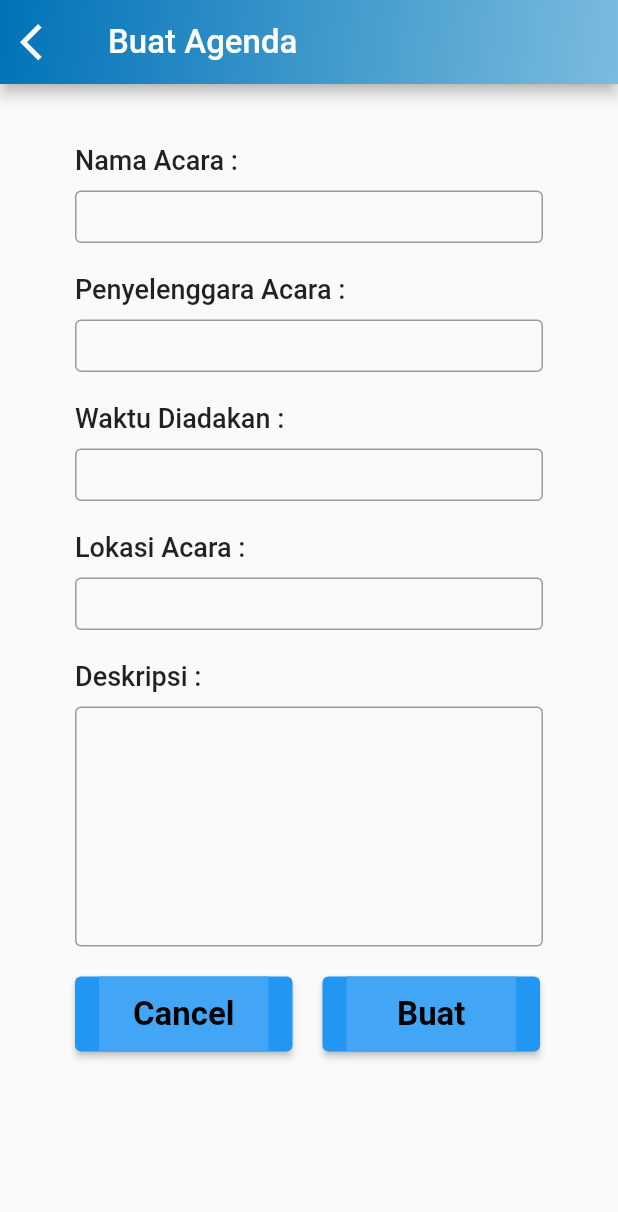
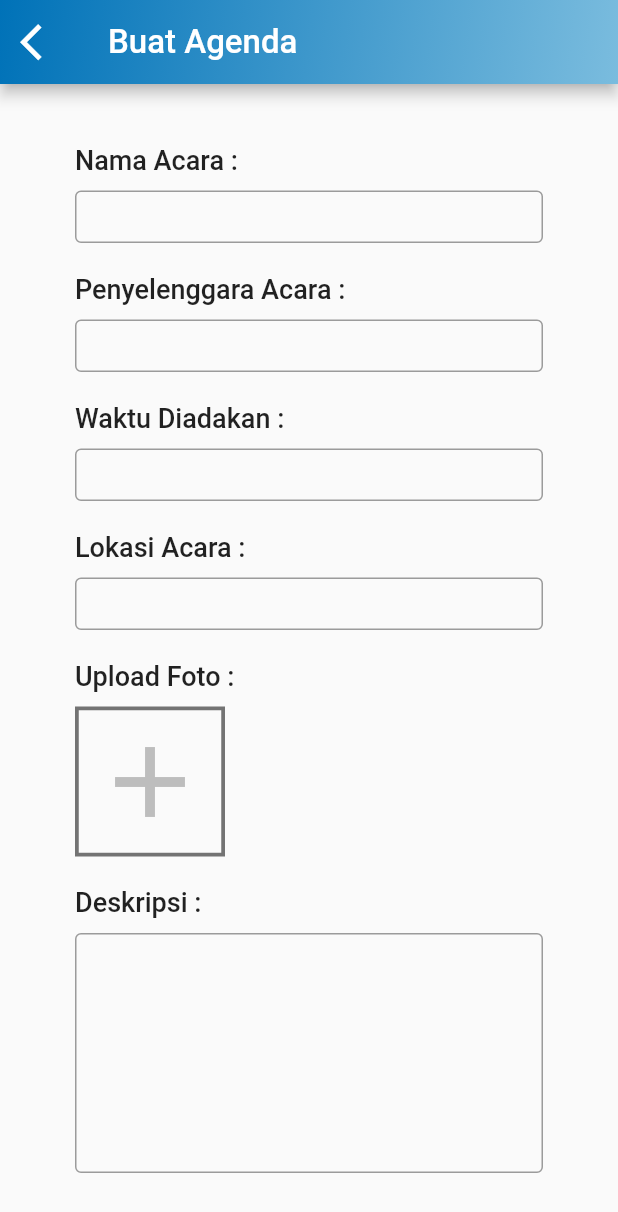
Before and after one commit to hnsfhrzi/cesc, a Flutter app: the BuatAgenda screen opened directly, on a phone screen of 412 x 824 dp. Shown: the top 1212 px of the screen. Run offline on Flutter 3.47's test engine with Material 2 defaults, Android fonts, the phone set to English and light mode, and no system bars; our stand-ins replace cloud_firestore, firebase_auth, firebase_core, firebase_storage, table_calendar; missing offline and left inert: cloud_firestore_web, firebase_auth_web, firebase_core_web, firebase_storage_web, image_picker_for_web; accounts and stored records are empty; network calls fail.

```diff
--- a/lib/generated_plugin_registrant.dart
+++ b/lib/generated_plugin_registrant.dart
@@ -6,7 +6,9 @@
 // ignore_for_file: lines_longer_than_80_chars
 
 import 'package:cloud_firestore_web/cloud_firestore_web.dart';
+import 'package:firebase_auth_web/firebase_auth_web.dart';
 import 'package:firebase_core_web/firebase_core_web.dart';
+import 'package:firebase_storage_web/firebase_storage_web.dart';
 import 'package:image_picker_for_web/image_picker_for_web.dart';
 
 import 'package:flutter_web_plugins/flutter_web_plugins.dart';
@@ -14,7 +16,9 @@ import 'package:flutter_web_plugins/flutter_web_plugins.dart';
 // ignore: public_member_api_docs
 void registerPlugins(Registrar registrar) {
   FirebaseFirestoreWeb.registerWith(registrar);
+  FirebaseAuthWeb.registerWith(registrar);
   FirebaseCoreWeb.registerWith(registrar);
+  FirebaseStorageWeb.registerWith(registrar);
   ImagePickerPlugin.registerWith(registrar);
   registrar.registerMessageHandler();
 }
--- a/lib/screen/BuatAgenda.dart
+++ b/lib/screen/BuatAgenda.dart
@@ -1,6 +1,8 @@
+import 'package:path/path.dart';
 import 'package:cesc/screen/HalAgendaUser.dart';
 import 'package:flutter/material.dart';
 import 'package:cloud_firestore/cloud_firestore.dart';
+import 'package:firebase_storage/firebase_storage.dart';
 
 class BuatAgenda extends StatefulWidget {
   const BuatAgenda({Key? key}) : super(key: key);
@@ -184,6 +186,30 @@ class _BuatAgendaState extends State<BuatAgenda> {
                 ),
                 SizedBox(height: 20),
                 Text(
+                  'Upload Foto :',
+                  style: TextStyle(
+                    fontSize: 18,
+                    fontWeight: FontWeight.w500,
+                  ),
+                ),
+                SizedBox(height: 10),
+                InkWell(
+                  onTap: () {},
+                  child: Container(
+                    height: 100,
+                    width: 100,
+                    decoration: BoxDecoration(
+                      border: Border.all(color: Colors.black54, width: 2.5),
+                    ),
+                    child: Icon(
+                      Icons.add,
+                      size: 80,
+                      color: Colors.grey[400],
+                    ),
+                  ),
+                ),
+                SizedBox(height: 20),
+                Text(
                   'Deskripsi :',
                   style: TextStyle(
                     fontSize: 18,
@@ -332,6 +358,7 @@ class CancelButton extends StatelessWidget {
   }
 }
 
+
 /*class BuatButton extends StatelessWidget {
   const BuatButton({Key? key}) : super(key: key);
 
--- a/pubspec.yaml
+++ b/pubspec.yaml
@@ -39,6 +39,9 @@ dependencies:
   cloud_firestore: ^2.5.3
   firebase_core: ^1.7.0
   flutter_datetime_picker: ^1.5.1
+  firebase_auth: ^3.1.4
+  firebase_storage: ^10.0.6
+  #firebase_analytics: ^8.3.4
 
 dev_dependencies:
   flutter_test:
```
Also changed, not shown: lib/screen/login.dart (+82 -11 lines), lib/screen/signup.dart (+15 -1 lines), pubspec.lock, 3 other files.
